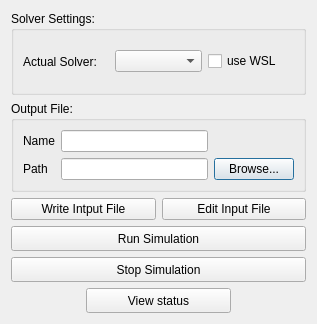
Qt form resources/dia_launcher.ui (mfasano727/MBDynFCwb) before a commit.
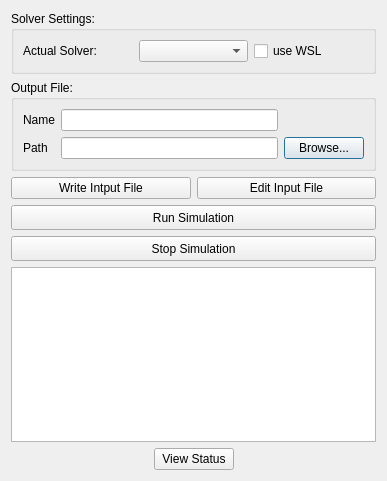
The same form after that commit.

```diff
--- a/resources/dia_launcher.ui
+++ b/resources/dia_launcher.ui
@@ -6,8 +6,8 @@
    <rect>
     <x>0</x>
     <y>0</y>
-    <width>317</width>
-    <height>324</height>
+    <width>311</width>
+    <height>481</height>
    </rect>
   </property>
   <property name="sizePolicy">
@@ -115,36 +115,6 @@
    </item>
    <item>
     <layout class="QGridLayout" name="gridLayout_2">
-     <item row="3" column="0">
-      <spacer name="horizontalSpacer">
-       <property name="orientation">
-        <enum>Qt::Horizontal</enum>
-       </property>
-       <property name="sizeType">
-        <enum>QSizePolicy::Minimum</enum>
-       </property>
-       <property name="sizeHint" stdset="0">
-        <size>
-         <width>45</width>
-         <height>20</height>
-        </size>
-       </property>
-      </spacer>
-     </item>
-     <item row="0" column="2" colspan="2">
-      <widget class="QPushButton" name="editIF">
-       <property name="text">
-        <string>Edit Input File</string>
-       </property>
-      </widget>
-     </item>
-     <item row="0" column="0" colspan="2">
-      <widget class="QPushButton" name="writeIF">
-       <property name="text">
-        <string>Write Intput File</string>
-       </property>
-      </widget>
-     </item>
      <item row="1" column="0" colspan="4">
       <widget class="QPushButton" name="runSim">
        <property name="minimumSize">
@@ -171,38 +141,66 @@
        </property>
       </widget>
      </item>
-     <item row="3" column="3">
-      <spacer name="horizontalSpacer_3">
+     <item row="3" column="0" colspan="4">
+      <widget class="QTextEdit" name="editor">
+       <property name="minimumSize">
+        <size>
+         <width>0</width>
+         <height>150</height>
+        </size>
+       </property>
+       <property name="lineWrapMode">
+        <enum>QTextEdit::NoWrap</enum>
+       </property>
+       <property name="readOnly">
+        <bool>true</bool>
+       </property>
+      </widget>
+     </item>
+     <item row="0" column="0" colspan="2">
+      <widget class="QPushButton" name="writeIF">
+       <property name="text">
+        <string>Write Intput File</string>
+       </property>
+      </widget>
+     </item>
+     <item row="0" column="2" colspan="2">
+      <widget class="QPushButton" name="editIF">
+       <property name="text">
+        <string>Edit Input File</string>
+       </property>
+      </widget>
+     </item>
+     <item row="4" column="0">
+      <spacer name="horizontalSpacer">
        <property name="orientation">
         <enum>Qt::Horizontal</enum>
        </property>
-       <property name="sizeType">
-        <enum>QSizePolicy::Minimum</enum>
+       <property name="sizeHint" stdset="0">
+        <size>
+         <width>40</width>
+         <height>20</height>
+        </size>
        </property>
+      </spacer>
+     </item>
+     <item row="4" column="3">
+      <spacer name="horizontalSpacer_2">
+       <property name="orientation">
+        <enum>Qt::Horizontal</enum>
+       </property>
        <property name="sizeHint" stdset="0">
         <size>
-         <width>45</width>
+         <width>40</width>
          <height>20</height>
         </size>
        </property>
       </spacer>
      </item>
-     <item row="3" column="1" colspan="2">
+     <item row="4" column="1" colspan="2">
       <widget class="QPushButton" name="viewStatus">
-       <property name="sizePolicy">
-        <sizepolicy hsizetype="Minimum" vsizetype="Fixed">
-         <horstretch>0</horstretch>
-         <verstretch>0</verstretch>
-        </sizepolicy>
-       </property>
-       <property name="minimumSize">
-        <size>
-         <width>101</width>
-         <height>25</height>
-        </size>
-       </property>
        <property name="text">
-        <string>View status</string>
+        <string>View Status</string>
        </property>
       </widget>
      </item>
```
